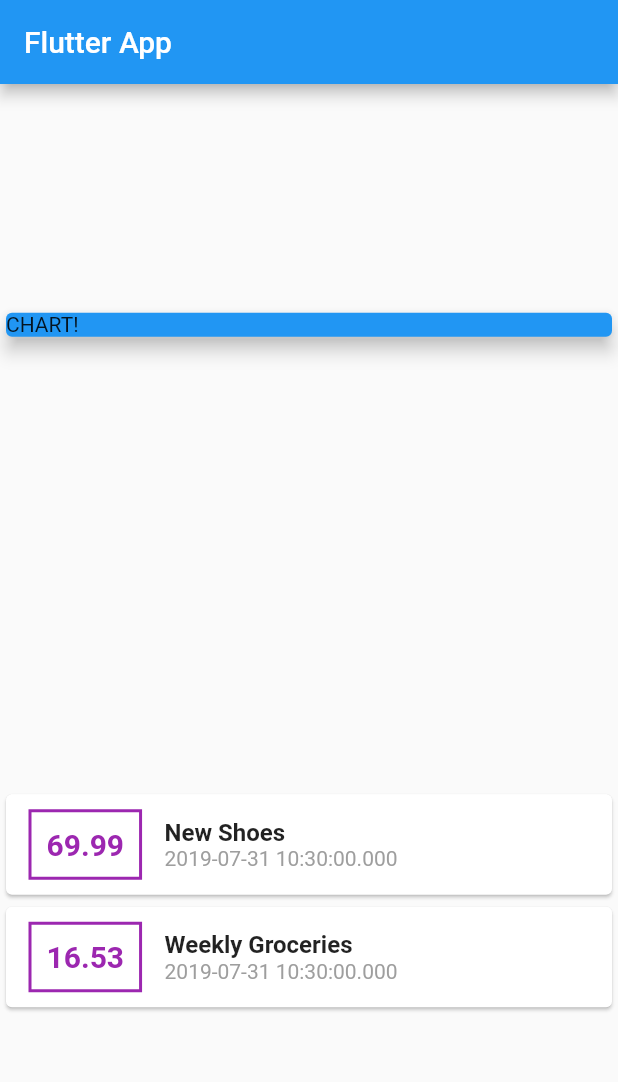
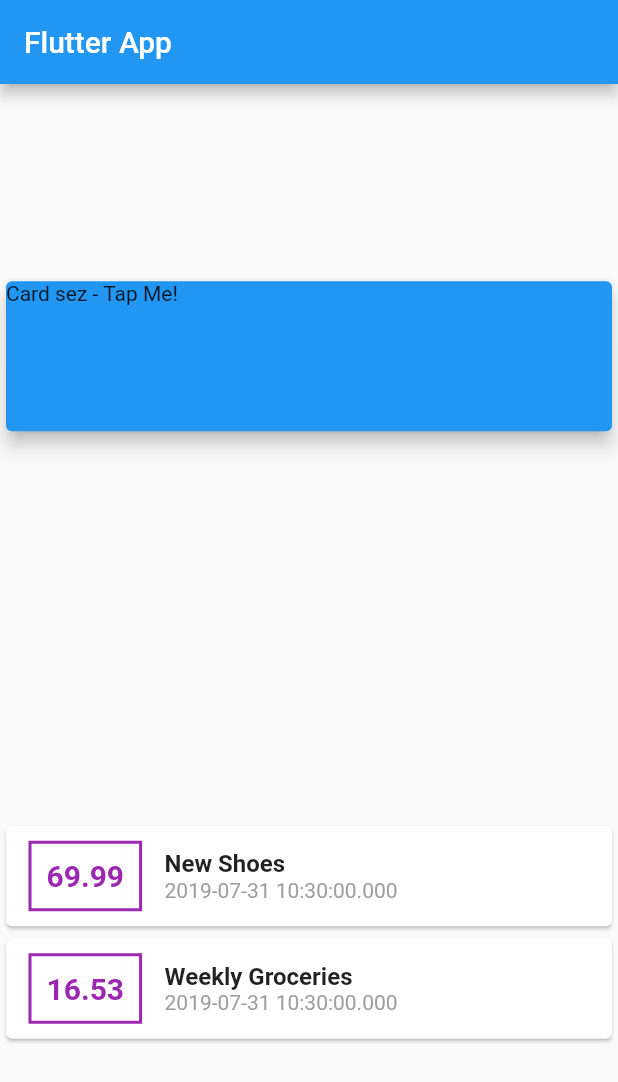
Before and after one commit to MitchDresdner/play_with_styles, a Flutter app: the screen it shows after launch, on a phone screen of 412 x 824 dp. Shown: the top 1082 px of the screen. Run offline on Flutter 3.47's test engine with Material 2 defaults, Android fonts, the phone set to English and light mode, and no system bars.

Commit message:
inkwell with on tap handler

```diff
--- a/lib/main.dart
+++ b/lib/main.dart
@@ -44,7 +44,18 @@ class MyHomePage extends StatelessWidget {
             width: double.infinity,
             child: Card(
               color: Colors.blue,
-              child: Text('CHART!'),
+//              child: Text('CHART!'),
+              child: InkWell(
+                splashColor: Colors.blue.withAlpha(30),
+                onTap: () {
+                  print('Card tapped, not a beer');
+                },
+                child: Container(
+                  width: 300,
+                  height: 100,
+                  child: Text('Card sez - Tap Me!'),
+                ),
+              ),
               elevation: 5,
             ),
           ),
```
